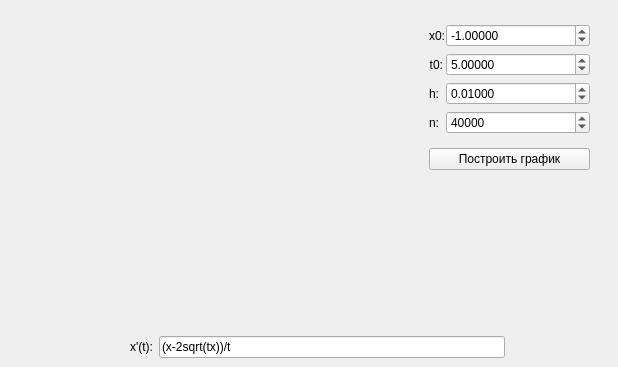
Before: the Qt Designer form NormalQtCursach/mainwindow.ui in olejik-web/Cursach, drawn with Qt 5.
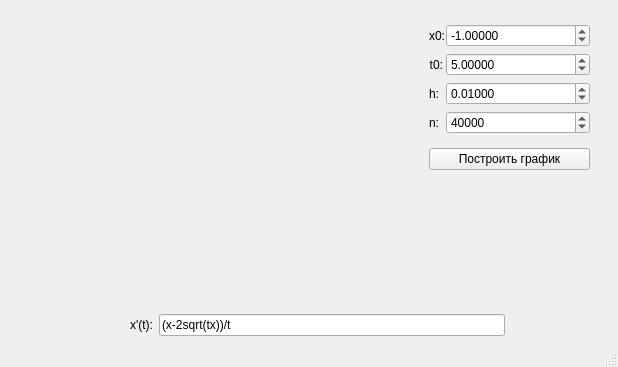
After: the same form once the commit is applied. Custom widgets are drawn as their Qt base class.

```diff
--- a/NormalQtCursach/mainwindow.ui
+++ b/NormalQtCursach/mainwindow.ui
@@ -208,6 +208,7 @@
     </item>
    </layout>
   </widget>
+  <widget class="QStatusBar" name="statusBar"/>
  </widget>
  <customwidgets>
   <customwidget>
```
